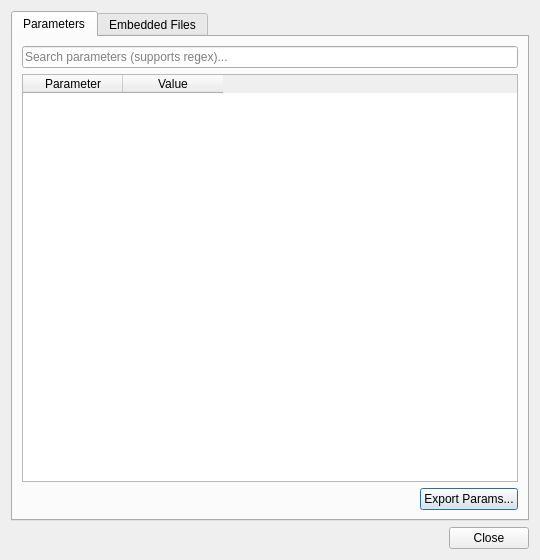
The window that DataLoadArdupilot/ardupilot_info_dialog.ui (RickyWu18/plotjuggler-drone-tools) describes before a commit, drawn with Qt 5.
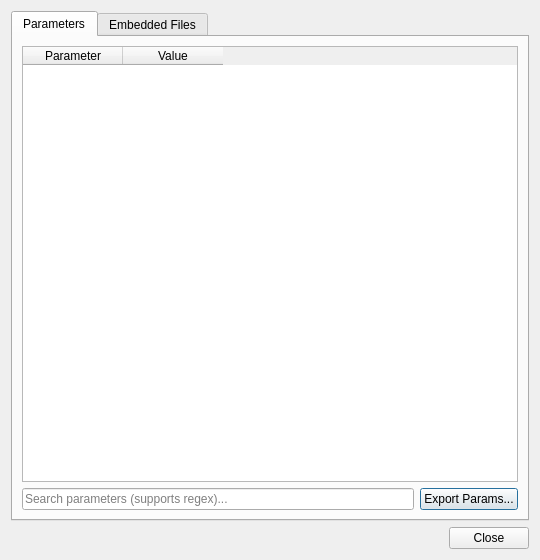
The same window after the commit.

Commit message: feat: add progress dialog and load-files toggle to ArduPilot plugin

The edit to the form file:
```diff
--- a/DataLoadArdupilot/ardupilot_info_dialog.ui
+++ b/DataLoadArdupilot/ardupilot_info_dialog.ui
@@ -24,16 +24,6 @@
        <string>Parameters</string>
       </attribute>
       <layout class="QVBoxLayout" name="paramsLayout">
-       <item>
-        <widget class="QLineEdit" name="searchEdit">
-         <property name="placeholderText">
-          <string>Search parameters (supports regex)...</string>
-         </property>
-         <property name="toolTip">
-          <string>Filter by name — regular expressions are supported (e.g. ^ATC, RATE_.*, INS_ACC)</string>
-         </property>
-        </widget>
-       </item>
        <item>
         <widget class="QTableWidget" name="tableParams">
          <property name="selectionBehavior">
@@ -57,17 +47,14 @@
        <item>
         <layout class="QHBoxLayout" name="exportParamsLayout">
          <item>
-          <spacer name="exportParamsSpacer">
-           <property name="orientation">
-            <enum>Qt::Horizontal</enum>
+          <widget class="QLineEdit" name="searchEdit">
+           <property name="placeholderText">
+            <string>Search parameters (supports regex)...</string>
            </property>
-           <property name="sizeHint" stdset="0">
-            <size>
-             <width>40</width>
-             <height>20</height>
-            </size>
+           <property name="toolTip">
+            <string>Filter by name — regular expressions are supported (e.g. ^ATC, RATE_.*, INS_ACC)</string>
            </property>
-          </spacer>
+          </widget>
          </item>
          <item>
           <widget class="QPushButton" name="btnExport">
```
The commit also changes 3 other files.
